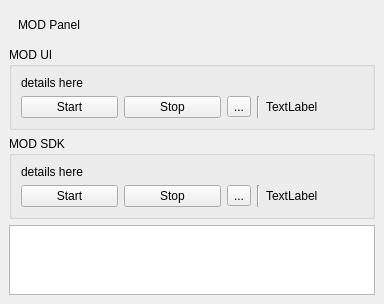
Qt form resources/ui/mod_panel.ui (mod-audio/mod-panel) before a commit.
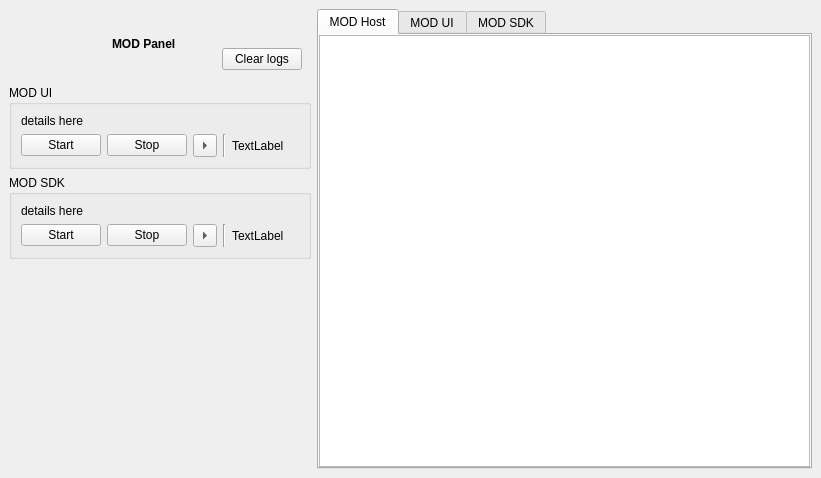
The same form after that commit. Icons and pictures are not drawn.

Commit message: Big push, everything implemented :)

The edit to the form file:
```diff
--- a/resources/ui/mod_panel.ui
+++ b/resources/ui/mod_panel.ui
@@ -6,29 +6,210 @@
    <rect>
     <x>0</x>
     <y>0</y>
-    <width>384</width>
-    <height>272</height>
+    <width>821</width>
+    <height>478</height>
    </rect>
   </property>
   <property name="windowTitle">
    <string>MOD Panel</string>
   </property>
   <widget class="QWidget" name="centralwidget">
-   <layout class="QVBoxLayout" name="verticalLayout_4">
-    <item>
+   <layout class="QGridLayout" name="gridLayout">
+    <item row="0" column="0">
      <widget class="QWidget" name="area_title" native="true">
-      <layout class="QVBoxLayout" name="verticalLayout_3">
+      <layout class="QHBoxLayout" name="horizontalLayout">
+       <item>
+        <spacer name="horizontalSpacer">
+         <property name="orientation">
+          <enum>Qt::Horizontal</enum>
+         </property>
+         <property name="sizeType">
+          <enum>QSizePolicy::Preferred</enum>
+         </property>
+         <property name="sizeHint" stdset="0">
+          <size>
+           <width>40</width>
+           <height>20</height>
+          </size>
+         </property>
+        </spacer>
+       </item>
+       <item>
+        <widget class="QLabel" name="label">
+         <property name="minimumSize">
+          <size>
+           <width>48</width>
+           <height>48</height>
+          </size>
+         </property>
+         <property name="maximumSize">
+          <size>
+           <width>48</width>
+           <height>48</height>
+          </size>
+         </property>
+         <property name="text">
+          <string/>
+         </property>
+         <property name="pixmap">
+          <pixmap resource="../resources.qrc">:/48x48/mod.png</pixmap>
+         </property>
+        </widget>
+       </item>
        <item>
         <widget class="QLabel" name="l_title">
+         <property name="font">
+          <font>
+           <weight>75</weight>
+           <bold>true</bold>
+          </font>
+         </property>
          <property name="text">
           <string>MOD Panel</string>
          </property>
         </widget>
        </item>
+       <item>
+        <spacer name="spacer_name_b_logs">
+         <property name="orientation">
+          <enum>Qt::Horizontal</enum>
+         </property>
+         <property name="sizeType">
+          <enum>QSizePolicy::Preferred</enum>
+         </property>
+         <property name="sizeHint" stdset="0">
+          <size>
+           <width>40</width>
+           <height>20</height>
+          </size>
+         </property>
+        </spacer>
+       </item>
+       <item>
+        <layout class="QVBoxLayout" name="hl_b_logs">
+         <item>
+          <spacer name="spacer_clear_logs">
+           <property name="orientation">
+            <enum>Qt::Vertical</enum>
+           </property>
+           <property name="sizeType">
+            <enum>QSizePolicy::Preferred</enum>
+           </property>
+           <property name="sizeHint" stdset="0">
+            <size>
+             <width>20</width>
+             <height>40</height>
+            </size>
+           </property>
+          </spacer>
+         </item>
+         <item>
+          <widget class="QPushButton" name="b_clear_logs">
+           <property name="text">
+            <string>Clear logs</string>
+           </property>
+          </widget>
+         </item>
+        </layout>
+       </item>
       </layout>
      </widget>
     </item>
-    <item>
+    <item row="0" column="1" rowspan="4">
+     <widget class="QTabWidget" name="tab_logs">
+      <property name="currentIndex">
+       <number>0</number>
+      </property>
+      <widget class="QWidget" name="tab_logs_host">
+       <attribute name="title">
+        <string>MOD Host</string>
+       </attribute>
+       <layout class="QHBoxLayout" name="horizontalLayout_4">
+        <property name="spacing">
+         <number>0</number>
+        </property>
+        <property name="margin">
+         <number>0</number>
+        </property>
+        <item>
+         <widget class="QPlainTextEdit" name="text_host">
+          <property name="undoRedoEnabled">
+           <bool>false</bool>
+          </property>
+          <property name="lineWrapMode">
+           <enum>QPlainTextEdit::NoWrap</enum>
+          </property>
+          <property name="readOnly">
+           <bool>true</bool>
+          </property>
+          <property name="textInteractionFlags">
+           <set>Qt::TextSelectableByKeyboard|Qt::TextSelectableByMouse</set>
+          </property>
+         </widget>
+        </item>
+       </layout>
+      </widget>
+      <widget class="QWidget" name="tab_logs_ui">
+       <attribute name="title">
+        <string>MOD UI</string>
+       </attribute>
+       <layout class="QHBoxLayout" name="horizontalLayout_2">
+        <property name="spacing">
+         <number>0</number>
+        </property>
+        <property name="margin">
+         <number>0</number>
+        </property>
+        <item>
+         <widget class="QPlainTextEdit" name="text_ui">
+          <property name="undoRedoEnabled">
+           <bool>false</bool>
+          </property>
+          <property name="lineWrapMode">
+           <enum>QPlainTextEdit::NoWrap</enum>
+          </property>
+          <property name="readOnly">
+           <bool>true</bool>
+          </property>
+          <property name="textInteractionFlags">
+           <set>Qt::TextSelectableByKeyboard|Qt::TextSelectableByMouse</set>
+          </property>
+         </widget>
+        </item>
+       </layout>
+      </widget>
+      <widget class="QWidget" name="tab_logs_sdk">
+       <attribute name="title">
+        <string>MOD SDK</string>
+       </attribute>
+       <layout class="QHBoxLayout" name="horizontalLayout_3">
+        <property name="spacing">
+         <number>0</number>
+        </property>
+        <property name="margin">
+         <number>0</number>
+        </property>
+        <item>
+         <widget class="QPlainTextEdit" name="text_sdk">
+          <property name="undoRedoEnabled">
+           <bool>false</bool>
+          </property>
+          <property name="lineWrapMode">
+           <enum>QPlainTextEdit::NoWrap</enum>
+          </property>
+          <property name="readOnly">
+           <bool>true</bool>
+          </property>
+          <property name="textInteractionFlags">
+           <set>Qt::TextSelectableByKeyboard|Qt::TextSelectableByMouse</set>
+          </property>
+         </widget>
+        </item>
+       </layout>
+      </widget>
+     </widget>
+    </item>
+    <item row="1" column="0">
      <widget class="QGroupBox" name="group_ui">
       <property name="title">
        <string>MOD UI</string>
@@ -39,6 +220,9 @@
          <property name="text">
           <string>details here</string>
          </property>
+         <property name="wordWrap">
+          <bool>true</bool>
+         </property>
         </widget>
        </item>
        <item>
@@ -62,6 +246,9 @@
            <property name="text">
             <string>...</string>
            </property>
+           <property name="arrowType">
+            <enum>Qt::RightArrow</enum>
+           </property>
           </widget>
          </item>
          <item>
@@ -83,7 +270,7 @@
       </layout>
      </widget>
     </item>
-    <item>
+    <item row="2" column="0">
      <widget class="QGroupBox" name="group_sdk">
       <property name="title">
        <string>MOD SDK</string>
@@ -94,6 +281,9 @@
          <property name="text">
           <string>details here</string>
          </property>
+         <property name="wordWrap">
+          <bool>true</bool>
+         </property>
         </widget>
        </item>
        <item>
@@ -117,6 +307,9 @@
            <property name="text">
             <string>...</string>
            </property>
+           <property name="arrowType">
+            <enum>Qt::RightArrow</enum>
+           </property>
           </widget>
          </item>
          <item>
@@ -138,8 +331,18 @@
       </layout>
      </widget>
     </item>
-    <item>
-     <widget class="QTextBrowser" name="textBrowser"/>
+    <item row="3" column="0">
+     <spacer name="spacer_bottom">
+      <property name="orientation">
+       <enum>Qt::Vertical</enum>
+      </property>
+      <property name="sizeHint" stdset="0">
+       <size>
+        <width>268</width>
+        <height>219</height>
+       </size>
+      </property>
+     </spacer>
     </item>
    </layout>
   </widget>
```
Left out of the diff: 4 changed lines with no effect on the pictures. The commit also changes 3 other files.
